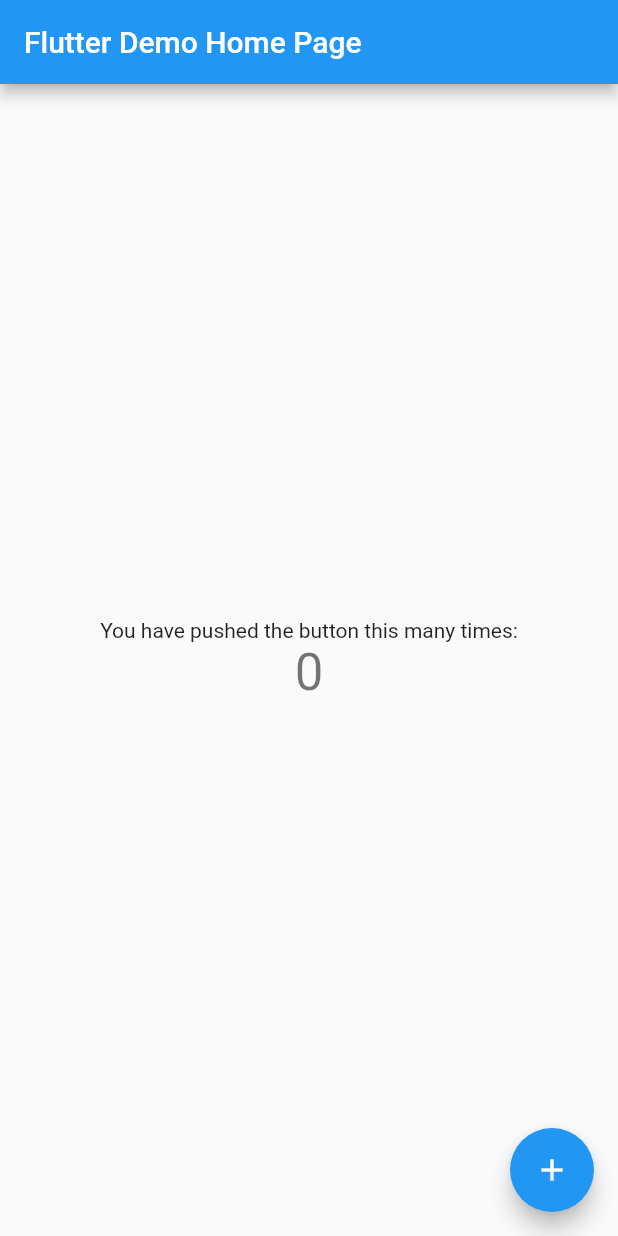
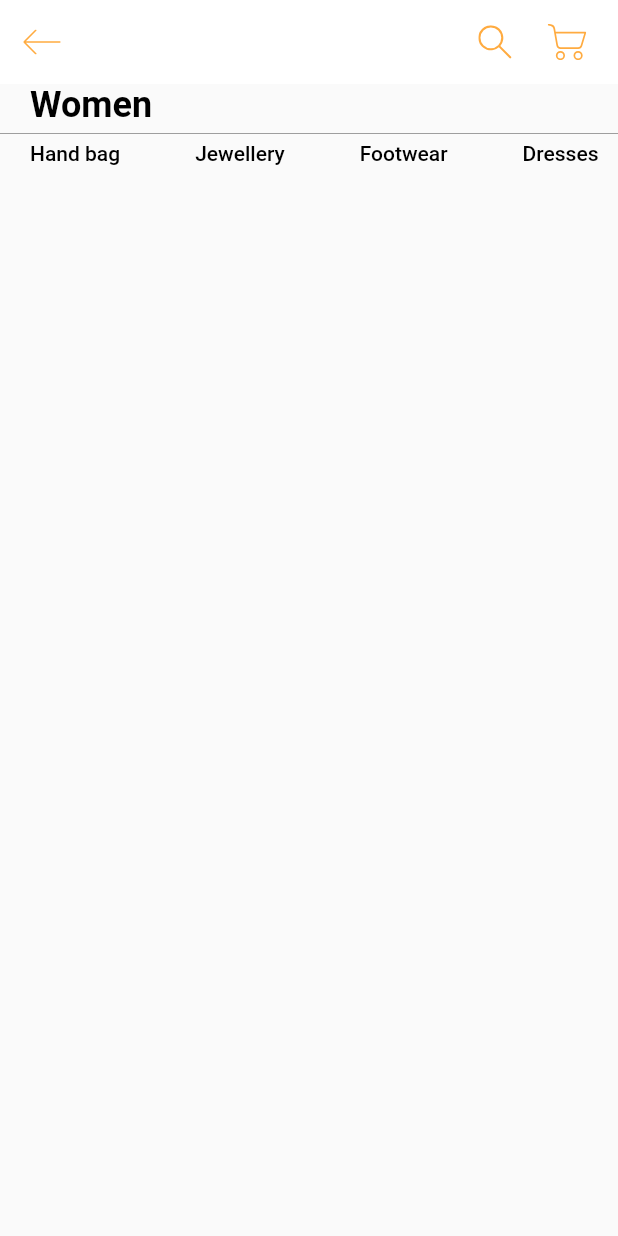
Before and after one commit to ltphy/shopping_cart, a Flutter app: the screen it shows after launch, on a phone screen of 412 x 824 dp. Run offline on Flutter 3.47's test engine with Material 2 defaults, Android fonts, the phone set to English and light mode, and no system bars; our stand-ins replace flutter_svg.

Commit message:
feat<app_bar> add app bar and navigation

```diff
--- a/lib/main.dart
+++ b/lib/main.dart
@@ -1,4 +1,6 @@
 import 'package:flutter/material.dart';
+import 'package:shopping/screens/HomeScreen/constant.dart';
+import 'package:shopping/screens/HomeScreen/HomeScreen.dart';
 
 void main() {
   runApp(MyApp());
@@ -9,93 +11,13 @@ class MyApp extends StatelessWidget {
   @override
   Widget build(BuildContext context) {
     return MaterialApp(
+      debugShowCheckedModeBanner: false,
       title: 'Flutter Demo',
       theme: ThemeData(
-        // This is the theme of your application.
-        //
-        // Try running your application with "flutter run". You'll see the
-        // application has a blue toolbar. Then, without quitting the app, try
-        // changing the primarySwatch below to Colors.green and then invoke
-        // "hot reload" (press "r" in the console where you ran "flutter run",
-        // or simply save your changes to "hot reload" in a Flutter IDE).
-        // Notice that the counter didn't reset back to zero; the application
-        // is not restarted.
-        primarySwatch: Colors.blue,
-        // This makes the visual density adapt to the platform that you run
-        // the app on. For desktop platforms, the controls will be smaller and
-        // closer together (more dense) than on mobile platforms.
+        textTheme: Theme.of(context).textTheme.apply(bodyColor: Colors.black),
         visualDensity: VisualDensity.adaptivePlatformDensity,
       ),
-      home: MyHomePage(title: 'Flutter Demo Home Page'),
+      home: HomeScreen(),
     );
   }
 }
-
-class MyHomePage extends StatefulWidget {
-  MyHomePage({Key key, this.title}) : super(key: key);
-
-  // This widget is the home page of your application. It is stateful, meaning
-  // that it has a State object (defined below) that contains fields that affect
-  // how it looks.
-
-  // This class is the configuration for the state. It holds the values (in this
-  // case the title) provided by the parent (in this case the App widget) and
-  // used by the build method of the State. Fields in a Widget subclass are
-  // always marked "final".
-
-  final String title;
-
-  @override
-  _MyHomePageState createState() => _MyHomePageState();
-}
-
-class _MyHomePageState extends State<MyHomePage> {
-  int _counter = 0;
-
-  void _incrementCounter() {
-    setState(() {
-      // This call to setState tells the Flutter framework that something has
-      // changed in this State, which causes it to rerun the build method below
-      // so that the display can reflect the updated values. If we changed
-      // _counter without calling setState(), then the build method would not be
-      // called again, and so nothing would appear to happen.
-      _counter++;
-    });
-  }
-
-  @override
-  Widget build(BuildContext context) {
-    // This method is rerun every time setState is called, for instance as done
-    // by the _incrementCounter method above.
-    //
-    // The Flutter framework has been optimized to make rerunning build methods
-    // fast, so that you can just rebuild anything that needs updating rather
-    // than having to individually change instances of widgets.
-    return Scaffold(
-      appBar: AppBar(
-        // Here we take the value from the MyHomePage object that was created by
-        // the App.build method, and use it to set our appbar title.
-        title: Text(widget.title),
-      ),
-      body: Center(
-        child: Column(
-          mainAxisAlignment: MainAxisAlignment.center,
-          children: <Widget>[
-            Text(
-              'You have pushed the button this many times:',
-            ),
-            Text(
-              '$_counter',
-              style: Theme.of(context).textTheme.headline4,
-            ),
-          ],
-        ),
-      ),
-      floatingActionButton: FloatingActionButton(
-        onPressed: _incrementCounter,
-        tooltip: 'Increment',
-        child: Icon(Icons.add),
-      ), // This trailing comma makes auto-formatting nicer for build methods.
-    );
-  }
-}
--- /dev/null
+++ b/lib/screens/HomeScreen/HomeScreen.dart
@@ -0,0 +1,43 @@
+import 'package:flutter/material.dart';
+import 'package:flutter_svg/svg.dart';
+import 'package:shopping/screens/HomeScreen/components/body.dart';
+import 'package:shopping/screens/HomeScreen/constant.dart';
+
+class HomeScreen extends StatefulWidget {
+  HomeScreen({Key key}) : super(key: key);
+
+  @override
+  HomeScreenState createState() => HomeScreenState();
+}
+
+class HomeScreenState extends State<HomeScreen> {
+  @override
+  Widget build(BuildContext context) {
+    return Scaffold(appBar: buildAppBar(), body: Body());
+  }
+
+  AppBar buildAppBar() {
+    return AppBar(
+      backgroundColor: Colors.white,
+      elevation: 0,
+      leading: IconButton(
+        icon: SvgPicture.asset(
+          "assets/icons/back.svg",
+          color: iconColor,
+        ),
+        onPressed: () {},
+      ),
+      actions: <Widget>[
+        IconButton(
+            icon: SvgPicture.asset("assets/icons/search.svg", color: iconColor),
+            onPressed: () {}),
+        Padding(
+            padding: EdgeInsets.only(right: 10),
+            child: IconButton(
+                icon:
+                    SvgPicture.asset("assets/icons/cart.svg", color: iconColor),
+                onPressed: () {})),
+      ],
+    );
+  }
+}
--- /dev/null
+++ b/lib/screens/HomeScreen/components/body.dart
@@ -0,0 +1,63 @@
+import 'package:flutter/material.dart';
+import 'package:shopping/screens/HomeScreen/constant.dart';
+
+class Body extends StatelessWidget {
+  @override
+  Widget build(BuildContext context) {
+    return Container(
+        child: Column(
+      crossAxisAlignment: CrossAxisAlignment.start,
+      children: <Widget>[
+        Padding(
+          padding: const EdgeInsets.only(left: defaultPadding),
+          child: Text("Women",
+              style: Theme.of(context)
+                  .textTheme
+                  .headline5
+                  .copyWith(fontWeight: FontWeight.bold)),
+        ),
+        Divider(color: Colors.grey, height: 10),
+        Categories()
+      ],
+    ));
+  }
+}
+
+class Categories extends StatefulWidget {
+  @override
+  _CategoriesState createState() => _CategoriesState();
+}
+
+class _CategoriesState extends State<Categories> {
+  List<String> categories = ["Hand bag", "Jewellery", "Footwear", "Dresses"];
+  int selectedIndex = 0;
+
+  @override
+  Widget build(BuildContext context) {
+    return SizedBox(
+      height: 25,
+      child: ListView.separated(
+          scrollDirection: Axis.horizontal,
+          itemBuilder: (context, int index) {
+            return buildCategory(index);
+          },
+          separatorBuilder: (context, int index) => SizedBox(width: 10),
+          itemCount: categories.length),
+    );
+  }
+
+  Widget buildCategory(int index) {
+    return Container(
+        padding: EdgeInsets.symmetric(horizontal: defaultPadding),
+        child: Column(
+          crossAxisAlignment: CrossAxisAlignment.start,
+          children: <Widget>[
+            Text(
+              categories[index],
+              style: Theme.of(context).textTheme.bodyText1,
+            ),
+            Divider(height: 6, thickness: 10, color: Colors.black)
+          ],
+        ));
+  }
+}
--- /dev/null
+++ b/lib/screens/HomeScreen/constant.dart
@@ -0,0 +1,7 @@
+import 'package:flutter/material.dart';
+
+const textColor = Colors.white12;
+const textLightColor = Colors.white70;
+
+const iconColor = Colors.orangeAccent;
+const defaultPadding = 20.0;
```
Also changed, not shown: lib/models/Product.dart (added, +71 -0 lines), pubspec.yaml (+5 -3 lines), pubspec.lock.
